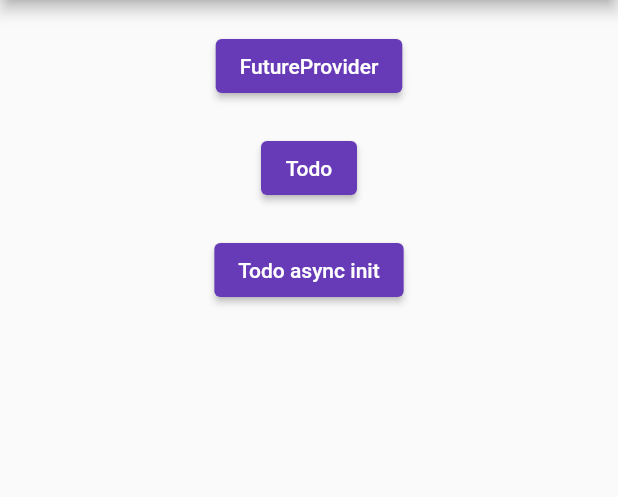
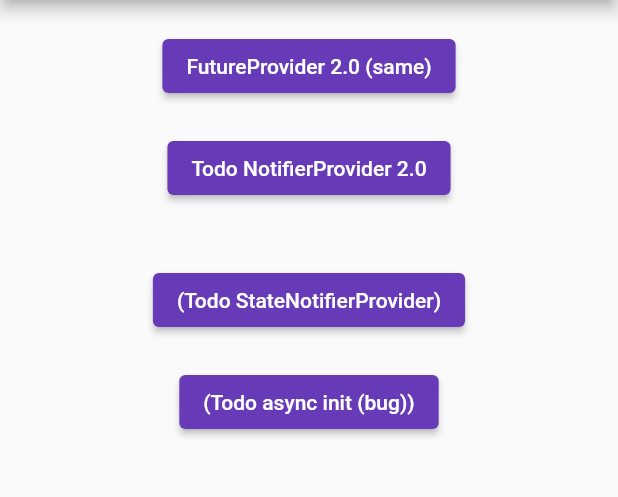
Before and after one commit to flutterrausch/flutter_examples, a Flutter app: the screen it shows after launch, on a phone screen of 412 x 824 dp, the part 84-581 px from its top. Run offline on Flutter 3.47's test engine with Material 2 defaults, Android fonts, the phone set to English and light mode, and no system bars; our stand-ins replace dio, flutter_riverpod; missing offline and left inert: jwt_decode.

Commit message:
[add] NotifierProvider example, mainmenu update

```diff
--- a/040__riverpod2/lib/main.dart
+++ b/040__riverpod2/lib/main.dart
@@ -1,9 +1,9 @@
 import 'package:flutter/material.dart';
 import 'package:flutter_riverpod/flutter_riverpod.dart';
-import 'package:riverpod2/todo_asyncinit_page.dart';
-
-import 'future_provider_page.dart';
-import 'todo_page.dart';
+import 'futureprovider_page.dart';
+import 'todo_asyncinit_page.dart';
+import 'todo_notifierprovider.dart';
+import 'todo_statenotifierprovider.dart';
 
 
 const String title = 'Riverpod 2';
@@ -13,12 +13,14 @@ void main() {
 }
 
 class MyApp extends StatelessWidget {
+  const MyApp({super.key});
+
   @override
   Widget build(BuildContext context) {
     return MaterialApp(
       title: title,
       theme: ThemeData(primarySwatch: Colors.deepPurple,),
-      home: Scaffold(
+      home: const Scaffold(
         body: MainPage(),
       ),
     );
@@ -26,6 +28,7 @@ class MyApp extends StatelessWidget {
 }
 
 class MainPage extends StatelessWidget {
+  const MainPage({super.key});
 
   @override
   Widget build(BuildContext context) {
@@ -42,13 +45,16 @@ class MainPage extends StatelessWidget {
                     children: [
 
                       const SizedBox(height: 20),
-                      PageButton('FutureProvider', const FutureProviderPage(), context),
+                      PageButton('FutureProvider 2.0 (same)', const FutureProviderPage(), context),
 
                       const SizedBox(height: 20),
-                      PageButton('Todo', const TodoPage(), context),
+                      PageButton('Todo NotifierProvider 2.0', const TodoNotifierproviderPage(), context),
+
+                      const SizedBox(height: 40),
+                      PageButton('(Todo StateNotifierProvider)', const TodoStatenotifierproviderPage(), context),
 
                       const SizedBox(height: 20),
-                      PageButton('Todo async init', const TodoAsyncInitPage(), context),
+                      PageButton('(Todo async init (bug))', const TodoAsyncInitPage(), context),
                     ],
                   ),
                 ),
--- /dev/null
+++ b/040__riverpod2/lib/todo_notifierprovider.dart
@@ -0,0 +1,122 @@
+import 'package:flutter/material.dart';
+import 'package:flutter_riverpod/flutter_riverpod.dart';
+
+
+// The purpose of StateNotifier is to be a simple solution to control state in an immutable manner.
+// While ChangeNotifier is simple, through its mutable nature, it can be harder to maintain as it grows larger.
+// Centralize all the logic that modifies a StateNotifier within the StateNotifier itself (outside is an anti-pattern)
+// LEARN: StateNotifier does not demand @immutable (compiles/runs)
+
+// Once an instance of the class is created, properties of that instance cannot be modified.
+// if you want to changes, you need to create a new Todo object with the updated properties.
+// the original list remains unmodified, and any further modifications are made on a new list.
+// It ensures state not accidentally modified  [well, we modify by copying..]
+// By using immutable state, it becomes a lot simpler to:
+//   compare previous and new state
+//   implement undo-redo mechanism
+//   debug the application state
+@immutable
+class Todo {
+  final String id;
+  final String description;
+  final bool completed;
+
+  const Todo({required this.id, required this.description, required this.completed});
+
+  Todo copyWith({String? id, String? description, bool? completed}) {
+    return Todo(
+      id: id ?? this.id,
+      description: description ?? this.description,
+      completed: completed ?? this.completed,
+    );
+  }
+}
+
+final exampleTodos = [
+  const Todo(id: '1', description: 'Learn Flutter', completed: true),
+  const Todo(id: '2', description: 'Build a todo app', completed: false),
+  const Todo(id: '3', description: 'Deploy app to the app store', completed: false),
+];
+
+class TodosNotifier extends Notifier<List<Todo>> {
+  // initialize the list of todos
+  @override
+  List<Todo> build() {
+    return exampleTodos;  // exampleTodos or [] empty list
+  }
+
+  void addTodo(Todo todo) {
+    // state is a property of StateNotifier, and is immutable (StateNotifier on @immutable Todo),
+    // thus not allowed to state.add(todo) -> create new list of old items + 1 new
+    state = [...state, todo];  // array spread operator - use existing state array, and then some
+  }
+
+  void removeTodo(String todoId) {
+    // new list excluding 1 item
+    state = [
+      for (final todo in state)
+        if (todo.id != todoId) todo,
+    ];
+  }
+
+  // Mark todo as completed
+  void toggle(String todoId) {
+    state = [
+      for (final todo in state)
+        if (todo.id == todoId)  // mark only the matching todo as completed
+          todo.copyWith(completed: !todo.completed)
+        else
+          todo,
+    ];
+  }
+}
+
+// StateNotifierProvider to let UI interact with our TodosNotifier class
+final todosProvider = NotifierProvider<TodosNotifier, List<Todo>>(() {
+  return TodosNotifier();
+});
+
+
+class TodoListView extends ConsumerWidget {
+  const TodoListView({Key? key}): super(key: key);
+
+  @override
+  Widget build(BuildContext context, WidgetRef ref) {  // ref arg!
+    List<Todo> todos = ref.watch(todosProvider);  // rebuild the widget when the todo list changes
+
+    // Render the todos in a scrollable list view
+    return ListView(
+      children: [
+        for (final todo in todos)
+          CheckboxListTile(
+            title: Text(todo.description),
+            value: todo.completed,
+            onChanged: (value) => ref.read(todosProvider.notifier).toggle(todo.id),  // change complete state on tap
+          ),
+      ],
+    );
+  }
+}
+
+
+// why ConsumerWidget? StatelessWidget works
+// probably because WidgetRef (unused here)
+class TodoNotifierproviderPage extends ConsumerWidget {
+  const TodoNotifierproviderPage({super.key});
+
+  @override
+  Widget build(BuildContext context, WidgetRef ref) {
+    return Scaffold(
+      appBar: AppBar(
+        title: const Text('Todo'),
+      ),
+      body: Column(
+        children: const [
+          Expanded(
+            child: TodoListView(),
+          ),
+        ],
+      )
+    );
+  }
+}
--- a/040__riverpod2/lib/todo_page.dart
+++ b/040__riverpod2/lib/todo_statenotifierprovider.dart
@@ -97,8 +97,8 @@ class TodoListView extends ConsumerWidget {
 
 // why ConsumerWidget? StatelessWidget works
 // probably because WidgetRef (unused here)
-class TodoPage extends ConsumerWidget {
-  const TodoPage({super.key});
+class TodoStatenotifierproviderPage extends ConsumerWidget {
+  const TodoStatenotifierproviderPage({super.key});
 
   @override
   Widget build(BuildContext context, WidgetRef ref) {
```
